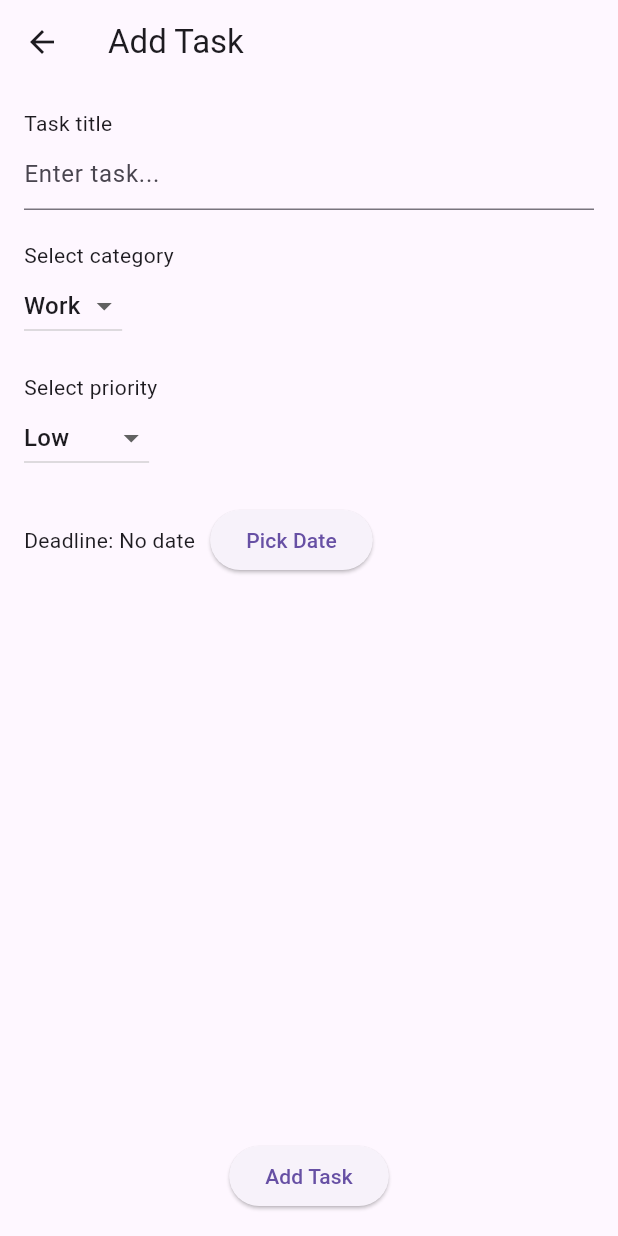
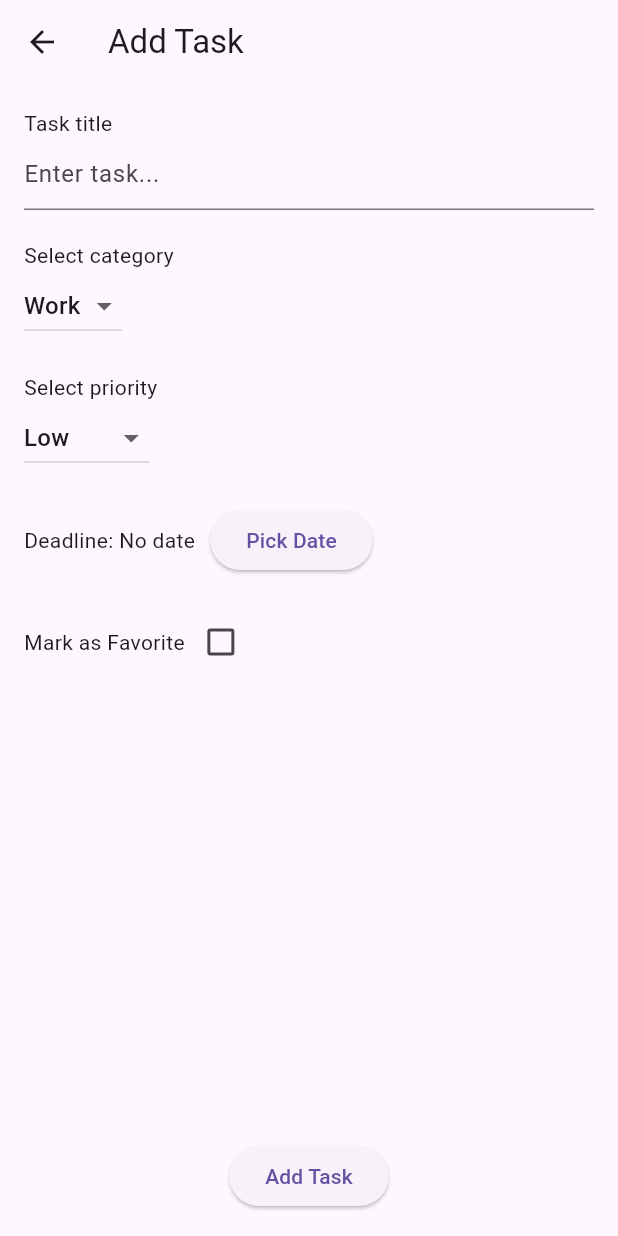
Before and after one commit to nosirjonov-dev/Todo-App-Flutter, a Flutter app: the AddTaskPage screen opened directly, on a phone screen of 412 x 824 dp. Run offline on Flutter 3.47's test engine with Material 3 defaults, Android fonts, the phone set to English and light mode, and no system bars.

Commit message:
Favorites/Starred

```diff
--- a/lib/add_task_page.dart
+++ b/lib/add_task_page.dart
@@ -11,6 +11,7 @@ class _AddTaskPageState extends State<AddTaskPage> {
   String selectedCategory = "Work";
   String selectedPriority = "Low";
   DateTime? selectedDeadline;
+  bool isFavorite = false;
 
   Future<void> pickDeadline() async {
     final date = await showDatePicker(
@@ -44,9 +45,7 @@ class _AddTaskPageState extends State<AddTaskPage> {
                 hintText: "Enter task...",
               ),
             ),
-
             const SizedBox(height: 20),
-
             const Text("Select category"),
             DropdownButton<String>(
               value: selectedCategory,
@@ -62,9 +61,7 @@ class _AddTaskPageState extends State<AddTaskPage> {
                 });
               },
             ),
-
             const SizedBox(height: 20),
-
             const Text("Select priority"),
             DropdownButton<String>(
               value: selectedPriority,
@@ -80,9 +77,7 @@ class _AddTaskPageState extends State<AddTaskPage> {
                 });
               },
             ),
-
             const SizedBox(height: 20),
-
             Row(
               children: [
                 const Text("Deadline: "),
@@ -96,9 +91,21 @@ class _AddTaskPageState extends State<AddTaskPage> {
                 ),
               ],
             ),
-
+            const SizedBox(height: 20),
+            Row(
+              children: [
+                const Text("Mark as Favorite"),
+                Checkbox(
+                  value: isFavorite,
+                  onChanged: (v) {
+                    setState(() {
+                      isFavorite = v!;
+                    });
+                  },
+                ),
+              ],
+            ),
             const Spacer(),
-
             Center(
               child: ElevatedButton(
                 onPressed: () {
@@ -112,6 +119,7 @@ class _AddTaskPageState extends State<AddTaskPage> {
                       false,
                       deadline: selectedDeadline,
                       priority: selectedPriority,
+                      isFavorite: isFavorite,
                     ),
                   );
                 },
--- a/lib/main.dart
+++ b/lib/main.dart
@@ -5,14 +5,31 @@ void main() {
   runApp(const MyTodoApp());
 }
 
-class MyTodoApp extends StatelessWidget {
+class MyTodoApp extends StatefulWidget {
   const MyTodoApp({super.key});
+
+  @override
+  State<MyTodoApp> createState() => _MyTodoAppState();
+}
+
+class _MyTodoAppState extends State<MyTodoApp> {
+  bool isDarkMode = false;
+
+  void toggleTheme() {
+    setState(() {
+      isDarkMode = !isDarkMode;
+    });
+  }
 
   @override
   Widget build(BuildContext context) {
     return MaterialApp(
       debugShowCheckedModeBanner: false,
-      home: HomePage(),
+      theme: isDarkMode ? ThemeData.dark() : ThemeData.light(),
+      home: HomePage(
+        isDarkMode: isDarkMode,
+        onToggleTheme: toggleTheme,
+      ),
     );
   }
 }
```
Also changed, not shown: lib/home_page.dart (+31 -5 lines).
